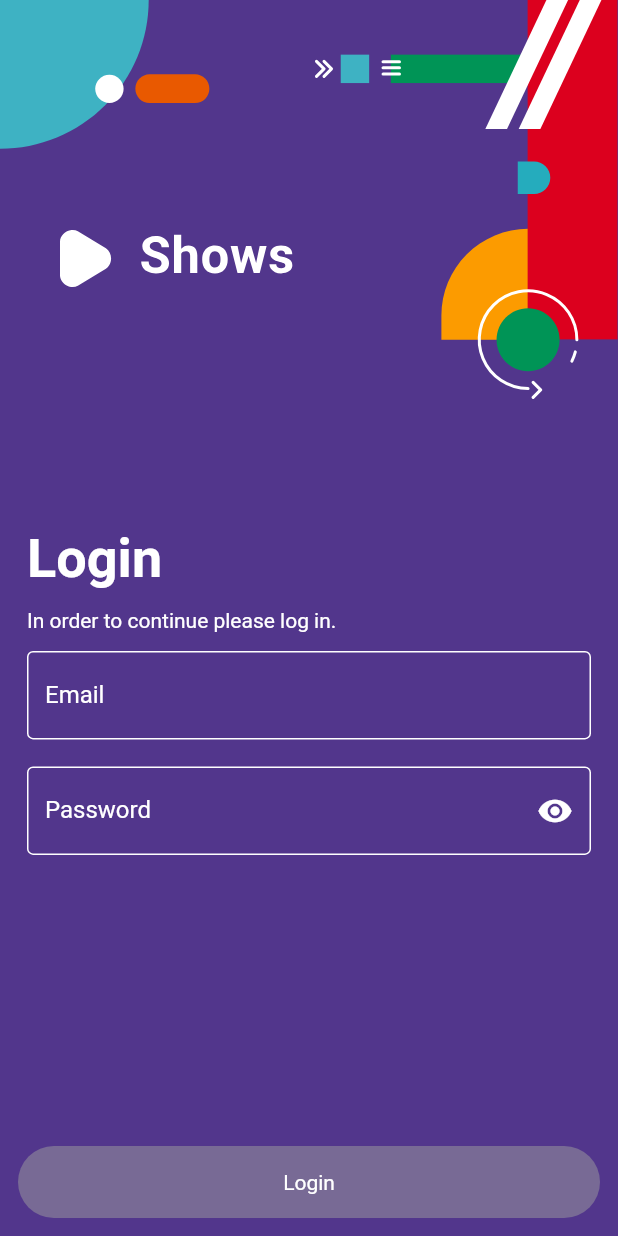
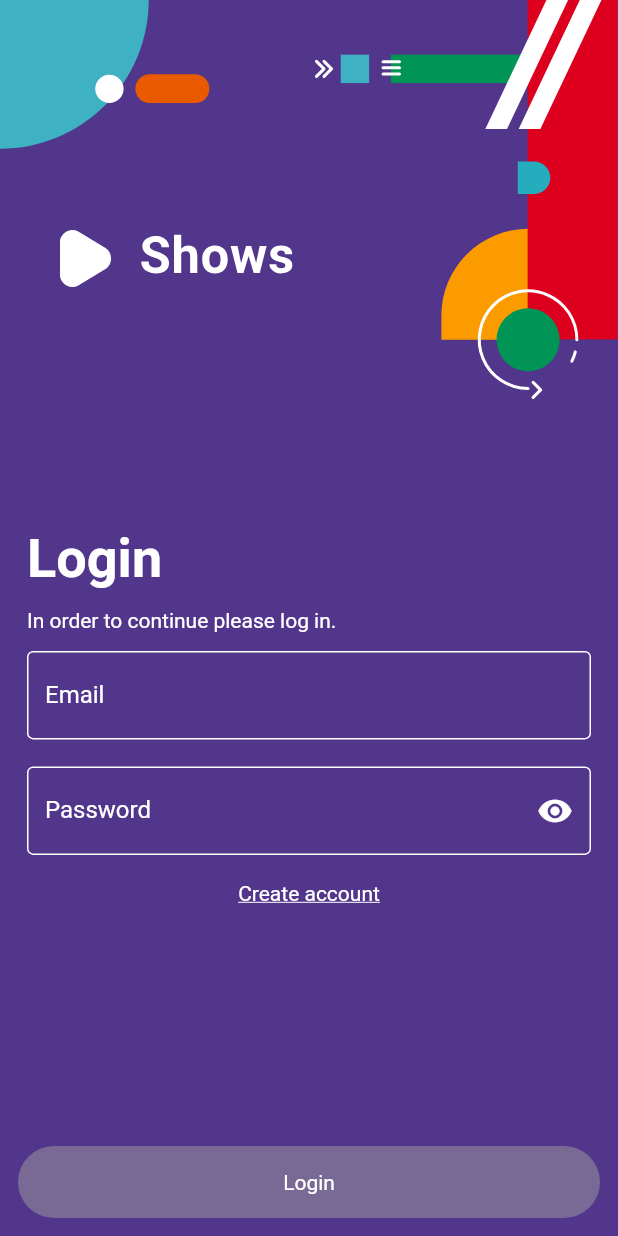
Before and after one commit to petarjovanovic23/tv-shows-app, a Flutter app: the screen it shows after launch, on a phone screen of 412 x 824 dp. Run offline on Flutter 3.47's test engine with Material 2 defaults, Android fonts, the phone set to English and light mode, and no system bars; our stand-ins replace dio, flutter_rating_bar, flutter_svg.

Commit message:
Refatctoring the code

```diff
--- a/lib/app.dart
+++ b/lib/app.dart
@@ -1,9 +1,9 @@
 import 'package:flutter/material.dart';
 import 'package:provider/provider.dart';
 import 'package:tv_shows/models/auth_info_holder.dart';
+import 'package:tv_shows/screens/auth/login_screen.dart';
 
 import 'gen/fonts.gen.dart';
-import 'screens/login_screen.dart';
 
 class TvShowsApp extends StatelessWidget {
   const TvShowsApp({Key? key}) : super(key: key);
--- /dev/null
+++ b/lib/screens/auth/base_login_screen.dart
@@ -0,0 +1,50 @@
+import 'package:flutter/material.dart';
+import 'package:provider/provider.dart';
+import 'package:tv_shows/models/auth_info_holder.dart';
+import 'package:tv_shows/repository/NetworkingRepository.dart';
+import 'package:tv_shows/widgets/input/base_form_widget.dart';
+
+import '../../widgets/login_screen_top_part_widget.dart';
+
+class BaseLoginScreen extends StatelessWidget {
+  BaseLoginScreen({
+    Key? key,
+    required this.title,
+    required this.description,
+    required this.buttonTitle,
+    required this.showOtherButtonTitle,
+    required this.buttonPressed,
+    required this.showOtherButtonPressed,
+  }) : super(key: key);
+
+  final String title, description, buttonTitle, showOtherButtonTitle;
+  final VoidCallback buttonPressed, showOtherButtonPressed;
+
+  @override
+  //
+  Widget build(BuildContext context) {
+    return Provider(
+      create: (context) => NetworkingRepository(Provider.of<AuthInfoHolder>(context)),
+      child: Scaffold(
+        resizeToAvoidBottomInset: false,
+        backgroundColor: Theme.of(context).primaryColor,
+        body: Column(
+          children: [
+            const AuthScreenTopPartWidget(),
+            const SizedBox(height: 80),
+            // BaseFormWidget(),
+            // LoginFormWidget(),
+            BaseFormWidget(
+              title: title,
+              description: description,
+              buttonTitle: buttonTitle,
+              showOtherButtonTitle: showOtherButtonTitle,
+              buttonPressed: buttonPressed,
+              showOtherButtonPressed: showOtherButtonPressed,
+            )
+          ],
+        ),
+      ),
+    );
+  }
+}
--- /dev/null
+++ b/lib/screens/auth/login_screen.dart
@@ -0,0 +1,22 @@
+import 'package:flutter/material.dart';
+import 'package:tv_shows/screens/auth/base_login_screen.dart';
+import 'package:tv_shows/screens/auth/register_screen.dart';
+
+class LoginScreen extends StatelessWidget {
+  const LoginScreen({Key? key}) : super(key: key);
+
+  @override
+  Widget build(BuildContext context) {
+    void switchScreen() =>
+        Navigator.of(context).pushReplacement(MaterialPageRoute(builder: (_) => const RegisterScreen()));
+
+    return BaseLoginScreen(
+      title: 'Login',
+      description: 'In order to continue please log in.',
+      buttonTitle: 'Login',
+      showOtherButtonTitle: 'Create account',
+      buttonPressed: () {},
+      showOtherButtonPressed: switchScreen,
+    );
+  }
+}
--- /dev/null
+++ b/lib/screens/auth/register_screen.dart
@@ -0,0 +1,23 @@
+import 'package:flutter/material.dart';
+import 'package:tv_shows/screens/auth/login_screen.dart';
+
+import 'base_login_screen.dart';
+
+class RegisterScreen extends StatelessWidget {
+  const RegisterScreen({Key? key}) : super(key: key);
+
+  @override
+  Widget build(BuildContext context) {
+    void switchScreen() =>
+        Navigator.of(context).pushReplacement(MaterialPageRoute(builder: (_) => const LoginScreen()));
+
+    return BaseLoginScreen(
+      title: 'Register',
+      description: 'In order to continue please register.',
+      buttonTitle: 'Register',
+      showOtherButtonTitle: 'Sign in',
+      buttonPressed: () {},
+      showOtherButtonPressed: switchScreen,
+    );
+  }
+}
--- a/lib/screens/login_screen.dart
+++ /dev/null
@@ -1,30 +0,0 @@
-import 'package:flutter/material.dart';
-import 'package:provider/provider.dart';
-import 'package:tv_shows/models/auth_info_holder.dart';
-import 'package:tv_shows/repository/NetworkingRepository.dart';
-
-import '../widgets/login_form_widget.dart';
-import '../widgets/login_screen_top_part_widget.dart';
-
-class LoginScreen extends StatelessWidget {
-  const LoginScreen({Key? key}) : super(key: key);
-
-  @override
-  //
-  Widget build(BuildContext context) {
-    return Provider(
-      create: (context) => NetworkingRepository(Provider.of<AuthInfoHolder>(context)),
-      child: Scaffold(
-        resizeToAvoidBottomInset: false,
-        backgroundColor: Theme.of(context).primaryColor,
-        body: Column(
-          children: const [
-            LoginScreenTopPartWidget(),
-            SizedBox(height: 80),
-            LoginFormWidget(),
-          ],
-        ),
-      ),
-    );
-  }
-}
--- a/lib/widgets/buttons/button_widget.dart
+++ b/lib/widgets/buttons/button_widget.dart
@@ -5,11 +5,22 @@ class ButtonWidget extends StatelessWidget {
   final String buttonText;
   bool isActiveButton;
   final String userEmail;
+  final VoidCallback callback;
 
-  ButtonWidget(this.buttonText, this.isActiveButton, this.userEmail, {Key? key});
+  ButtonWidget(
+    this.buttonText,
+    this.isActiveButton,
+    this.userEmail,
+    this.callback, {
+    Key? key,
+  }) : super(key: key);
 
   @override
   Widget build(BuildContext context) {
+    void test() {
+      Navigator.of(context).push(MaterialPageRoute(builder: (_) => WelcomeScreen(userEmail)));
+    }
+
     return Row(
       children: [
         Expanded(
@@ -31,7 +42,8 @@ class ButtonWidget extends StatelessWidget {
                 }),
               ),
               onPressed: isActiveButton
-                  ? () => Navigator.of(context).push(MaterialPageRoute(builder: (_) => WelcomeScreen(userEmail)))
+                  ? test
+                  //() => Navigator.of(context).push(MaterialPageRoute(builder: (_) => WelcomeScreen(userEmail)))
                   : null,
               child: Text(buttonText,
                   style: TextStyle(color: isActiveButton ? Theme.of(context).primaryColor : Colors.white)),
--- /dev/null
+++ b/lib/widgets/buttons/login_button_widget.dart
@@ -0,0 +1,20 @@
+import 'package:flutter/material.dart';
+import 'package:tv_shows/screens/welcome_screen.dart';
+import 'package:tv_shows/widgets/buttons/button_widget.dart';
+
+class LoginButton extends StatelessWidget {
+  LoginButton(this.title, this.isActiveButton, this.userEmail, {Key? key}) : super(key: key);
+  String title;
+  bool isActiveButton;
+  String userEmail;
+
+  @override
+  Widget build(BuildContext context) {
+    return ButtonWidget(
+      title,
+      isActiveButton,
+      userEmail,
+          () => Navigator.of(context).push(MaterialPageRoute(builder: (_) => WelcomeScreen(userEmail))),
+    );
+  }
+}
--- a/lib/widgets/login_form_widget.dart
+++ b/lib/widgets/input/base_form_widget.dart
@@ -1,17 +1,28 @@
 import 'package:flutter/material.dart';
-import 'package:tv_shows/widgets/input/password_input_field_widget.dart';
 
-import 'buttons/button_widget.dart';
-import 'input/input_field_widget.dart';
+import '../buttons/button_widget.dart';
+import 'input_field_widget.dart';
+import 'password_input_field_widget.dart';
 
-class LoginFormWidget extends StatefulWidget {
-  const LoginFormWidget({Key? key}) : super(key: key);
+class BaseFormWidget extends StatefulWidget {
+  const BaseFormWidget({
+    Key? key,
+    required this.title,
+    required this.description,
+    required this.buttonTitle,
+    required this.showOtherButtonTitle,
+    required this.buttonPressed,
+    required this.showOtherButtonPressed,
+  }) : super(key: key);
+
+  final String title, description, buttonTitle, showOtherButtonTitle;
+  final VoidCallback buttonPressed, showOtherButtonPressed;
 
   @override
-  State<LoginFormWidget> createState() => _LoginFormWidgetState();
+  State<BaseFormWidget> createState() => _BaseFormWidgetState();
 }
 
-class _LoginFormWidgetState extends State<LoginFormWidget> {
+class _BaseFormWidgetState extends State<BaseFormWidget> {
   late TextEditingController emailController;
   late TextEditingController passwordController;
   bool isActiveButton = false;
@@ -55,17 +66,32 @@ class _LoginFormWidgetState extends State<LoginFormWidget> {
             child: Column(
               crossAxisAlignment: CrossAxisAlignment.start,
               children: [
-                const Text('Login', style: TextStyle(color: Colors.white, fontSize: 36, fontWeight: FontWeight.bold)),
+                Text(widget.title,
+                    style: const TextStyle(color: Colors.white, fontSize: 36, fontWeight: FontWeight.bold)),
                 const SizedBox(height: 12),
-                const Text('In order to continue please log in.', style: TextStyle(color: Colors.white, fontSize: 14)),
+                Text(widget.description, style: const TextStyle(color: Colors.white, fontSize: 14)),
                 const SizedBox(height: 12),
                 InputFieldWidget(label: 'Email', controller: emailController),
                 const SizedBox(height: 18),
                 PasswordInputFieldWidget(label: 'Password', controller: passwordController),
+                const SizedBox(height: 18),
+                Center(
+                  child: GestureDetector(
+                    onTap: widget.showOtherButtonPressed,
+                    child: Text(
+                      widget.showOtherButtonTitle,
+                      style: const TextStyle(
+                        color: Colors.white,
+                        fontSize: 14,
+                        decoration: TextDecoration.underline,
+                      ),
+                    ),
+                  ),
+                )
               ],
             ),
           ),
-          ButtonWidget('Login', isActiveButton, emailController.text),
+          ButtonWidget(widget.buttonTitle, isActiveButton, emailController.text, () {}),
         ],
       ),
     );
--- a/lib/widgets/login_screen_top_part_widget.dart
+++ b/lib/widgets/login_screen_top_part_widget.dart
@@ -2,8 +2,8 @@ import 'package:flutter/material.dart';
 import 'package:flutter_svg/svg.dart';
 import 'package:tv_shows/gen/assets.gen.dart';
 
-class LoginScreenTopPartWidget extends StatelessWidget {
-  const LoginScreenTopPartWidget({Key? key}) : super(key: key);
+class AuthScreenTopPartWidget extends StatelessWidget {
+  const AuthScreenTopPartWidget({Key? key}) : super(key: key);
 
   @override
   Widget build(BuildContext context) {
```
